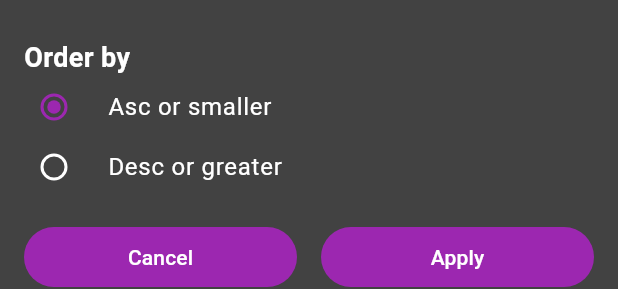
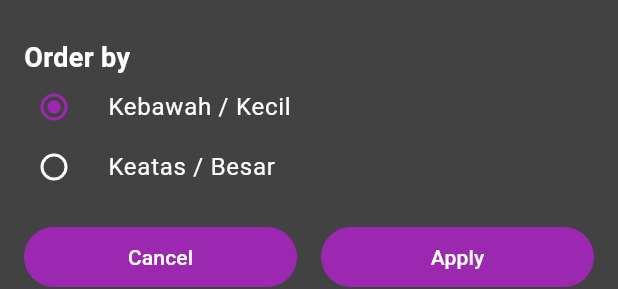
Before and after one commit to JonathanZefanya/Aplikasi-Music-Player, a Flutter app: the SortBottomSheet widget shown alone on an empty page, opened directly, on a phone screen of 412 x 824 dp. Shown: the part 469-758 px from the top of the screen. Run offline on Flutter 3.47's test engine with Material 3 defaults, Android fonts, the phone set to English and light mode, and no system bars; our stand-ins replace bloc, flutter_bloc, flutter_staggered_animations, fluttertoast, get_it, hive and 9 more; accounts and stored records are empty.

Commit message:
Refactor package manager command in README.md Refactor installation and permissions sections in README.md Update source code link in assets.dart Update subtitle text in settings_page.dart Update sort order labels in songs_view.dart

```diff
--- a/lib/src/core/constants/assets.dart
+++ b/lib/src/core/constants/assets.dart
@@ -1,6 +1,6 @@
 class Links {
   static const String sourceCode =
-      '';
+      'https://github.com/JonathanZefanya/Aplikasi-Music-Player';
 }
 
 class Assets {
--- a/lib/src/presentation/pages/config/settings_page.dart
+++ b/lib/src/presentation/pages/config/settings_page.dart
@@ -64,7 +64,7 @@ class _SettingsPageState extends State<SettingsPage> {
                   leading: const Icon(Icons.wifi_tethering_outlined),
                   title: const Text('Scan Music'),
                   subtitle: const Text(
-                    'Ignore songs which don\'t satisfy the requirements',
+                    'Filter Musik Mu dan Nikmati',
                   ),
                   onTap: () async {
                     Navigator.of(context).pushNamed(AppRouter.scanRoute);
--- a/lib/src/presentation/pages/home/views/songs_view.dart
+++ b/lib/src/presentation/pages/home/views/songs_view.dart
@@ -302,7 +302,10 @@ class _SortBottomSheetState extends State<SortBottomSheet> {
               value: orderType.index,
               groupValue: currentOrderType,
               title: Text(
-                orderType.name.capitalize().replaceAll('_', ' '),
+                orderType == OrderType.ASC_OR_SMALLER
+                    ? 'Kebawah / Kecil'
+                    : 'Keatas / Besar',
+                style: TextStyle(fontSize: 16),
               ),
               onChanged: (value) {
                 setState(() {
```
